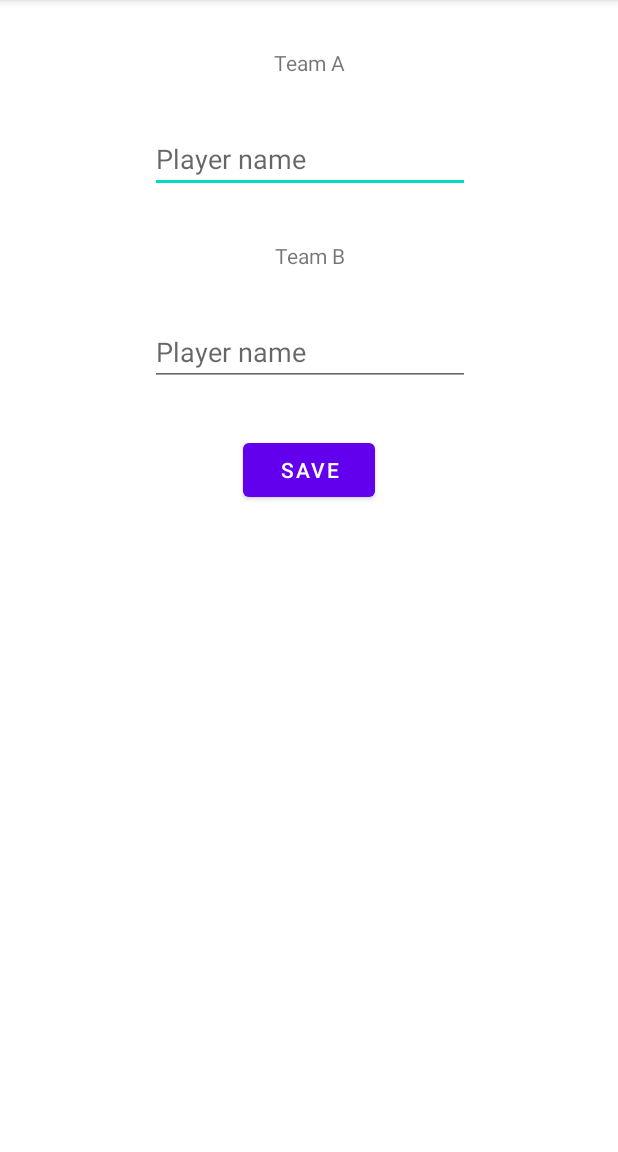
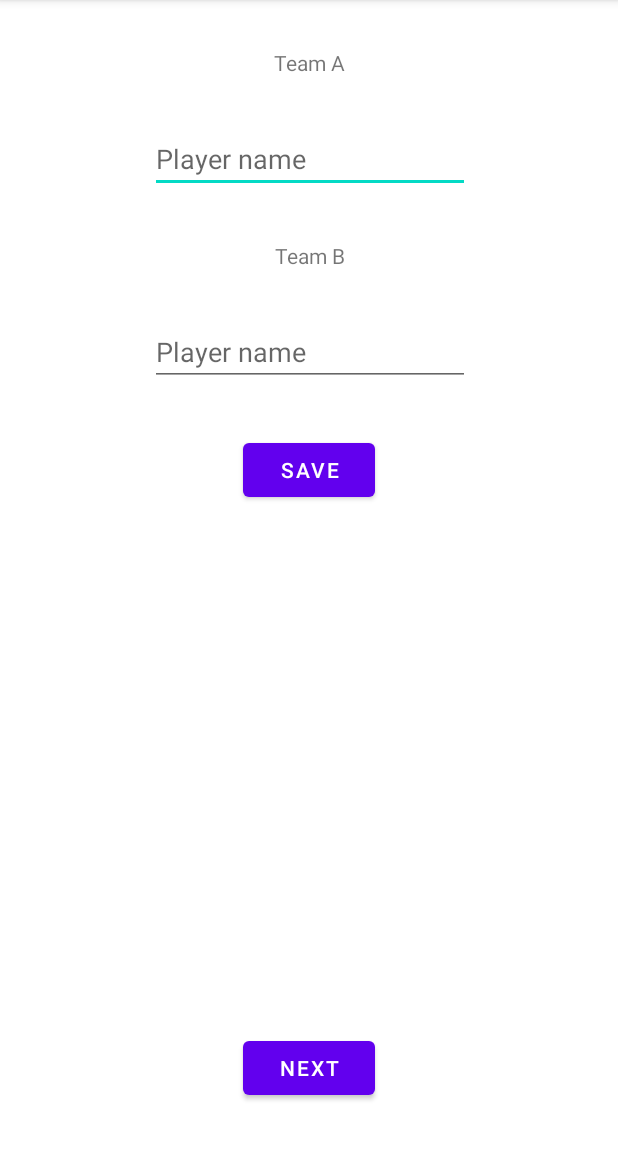
Before and after one commit to Sajedul-Islam-Fahim/Tournament-App, an Android app: the screen it shows after launch (MainActivity), after a tap on "SAVE", on a phone screen of 412 x 824 dp, the part 84-1236 px from its top. Run offline under Robolectric (Android 15) with nearby library versions, the phone set to English and light mode, and no system bars; our stand-ins replace Firebase (no records; nobody signed in at launch, a user with empty details on screens opened directly).

Commit message:
Third Commit

```diff
--- a/app/src/main/java/com/example/tournament/MainActivity.java
+++ b/app/src/main/java/com/example/tournament/MainActivity.java
@@ -20,7 +20,7 @@ import java.util.List;
 
 public class MainActivity extends AppCompatActivity {
     private EditText teamA, teamB;
-    private Button save;
+    private Button save,next;
     private List<String> teama,teamb;
     DatabaseReference referenceA,referenceB;
     @Override
@@ -29,6 +29,7 @@ public class MainActivity extends AppCompatActivity {
         setContentView(R.layout.activity_main);
         teamA=findViewById(R.id.editTextTextPersonName);
         teamB=findViewById(R.id.editTextTextPersonName2);
+        next=findViewById(R.id.button2);
 
         teama = new ArrayList<>();
         teamb = new ArrayList<>();
@@ -43,25 +44,22 @@ public class MainActivity extends AppCompatActivity {
             @Override
             public void onClick(View v) {
                 String teamAname = teamA.getText().toString();
-                String teamBname = teamA.getText().toString();
+                String teamBname = teamB.getText().toString();
                 if (teamAname.isEmpty() || teamBname.isEmpty())
                 {
                     Toast.makeText(MainActivity.this, "Please enter the player name", Toast.LENGTH_SHORT).show();
                 }
                 else{
+
                     teama.add(teamAname);
                     teamb.add(teamBname);
                 }
-                if (teama.size()==20 && teamb.size()==20)
-                {
-                    Intent intent = new Intent(MainActivity.this,RoundTwoActivity.class);
-                    startActivity(intent);
-                }
+
                 referenceA.setValue(teama).addOnCompleteListener(new OnCompleteListener<Void>() {
                     @Override
                     public void onComplete(@NonNull Task<Void> task) {
                         if (task.isSuccessful()){
-                            Toast.makeText(MainActivity.this, "TeamA is stored successfully", Toast.LENGTH_SHORT).show();
+                            Toast.makeText(MainActivity.this, "Player "+teama.size()+" is stored successfully", Toast.LENGTH_SHORT).show();
                         }
                     }
                 });
@@ -70,12 +68,23 @@ public class MainActivity extends AppCompatActivity {
                     @Override
                     public void onComplete(@NonNull Task<Void> task) {
                         if (task.isSuccessful()){
-                            Toast.makeText(MainActivity.this, "TeamB is stored successfully", Toast.LENGTH_SHORT).show();
+                            Toast.makeText(MainActivity.this, "Player "+teamb.size()+" is stored successfully", Toast.LENGTH_SHORT).show();
                         }
                     }
                 });
 
             }
         });
+        next.setOnClickListener(new View.OnClickListener() {
+            @Override
+            public void onClick(View v) {
+                if (teama.size()==20 )
+                    if( teamb.size()==20)
+                {
+                    Intent intent = new Intent(MainActivity.this,RoundTwoActivity.class);
+                    startActivity(intent);
+                }
+            }
+        });
     }
 }
--- a/app/src/main/res/layout/activity_main.xml
+++ b/app/src/main/res/layout/activity_main.xml
@@ -59,4 +59,14 @@
         app:layout_constraintEnd_toEndOf="parent"
         app:layout_constraintStart_toStartOf="parent"
         app:layout_constraintTop_toBottomOf="@+id/editTextTextPersonName2" />
+
+    <Button
+        android:id="@+id/button2"
+        android:layout_width="wrap_content"
+        android:layout_height="wrap_content"
+        android:layout_marginBottom="32dp"
+        android:text="Next"
+        app:layout_constraintBottom_toBottomOf="parent"
+        app:layout_constraintEnd_toEndOf="parent"
+        app:layout_constraintStart_toStartOf="parent" />
 </androidx.constraintlayout.widget.ConstraintLayout>
```
Also changed, not shown: app/src/main/java/com/example/tournament/RoundTwoActivity.java (+45 -9 lines), app/src/main/res/layout/activity_round_two.xml (+20 -1 lines).
